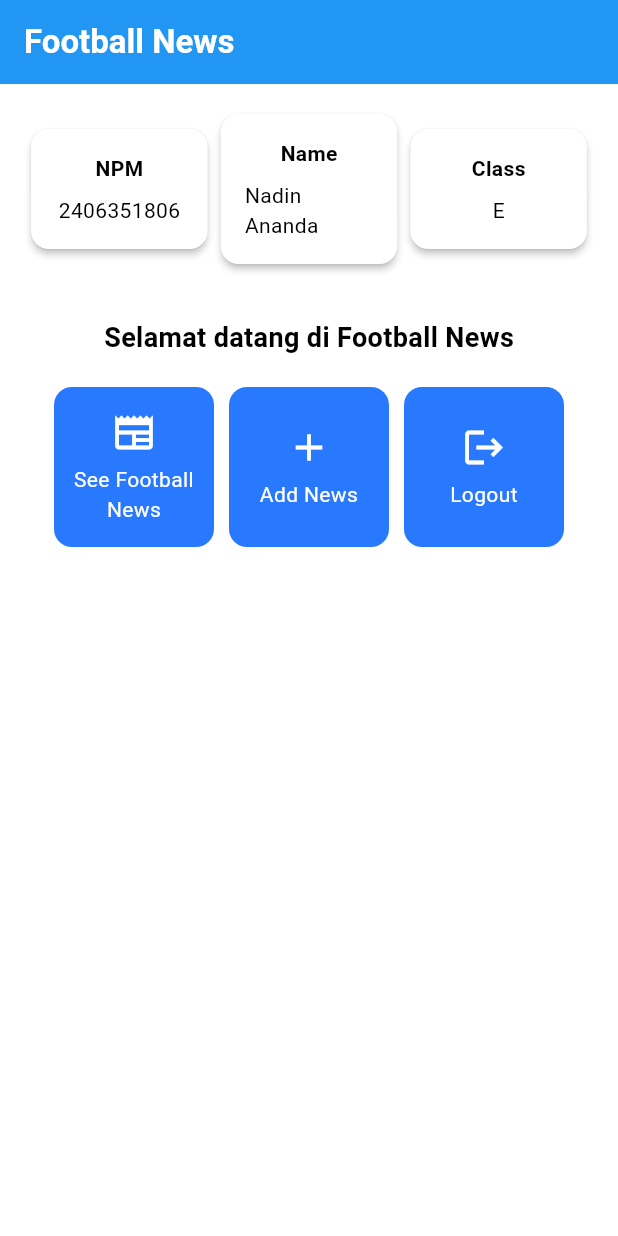
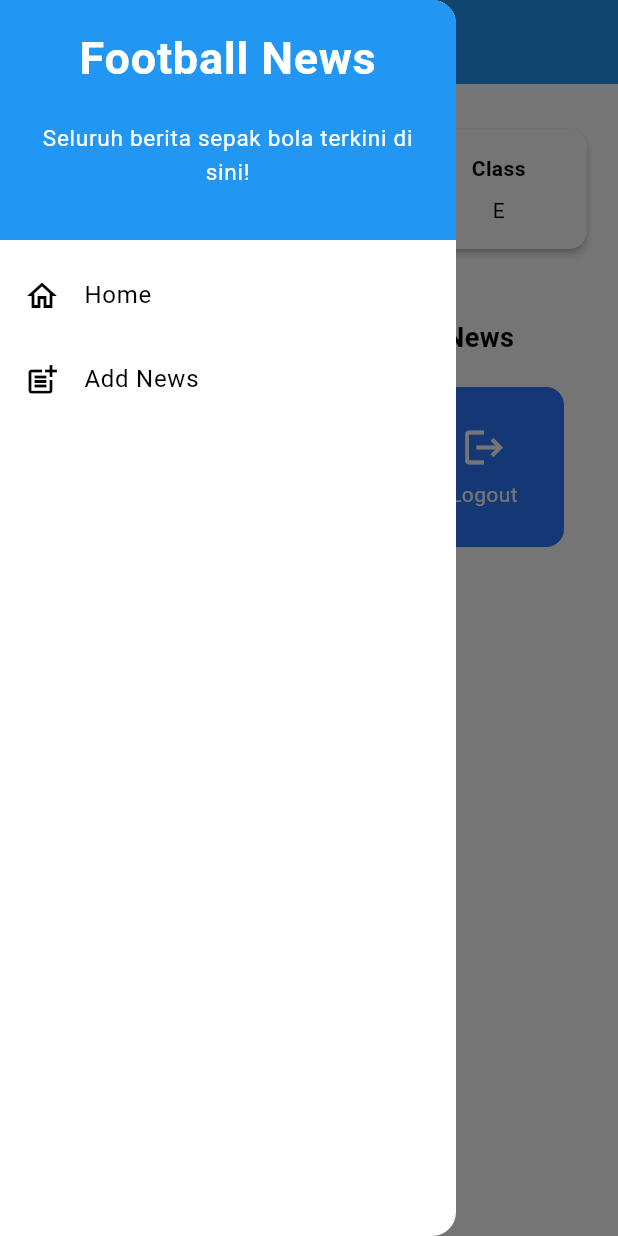
Before and after one commit to nadinananda/football-news-mobile, a Flutter app: the screen it shows after launch, with the side drawer open (before the commit the screen has no drawer), on a phone screen of 412 x 824 dp. Run offline on Flutter 3.47's test engine with Material 3 defaults, Android fonts, the phone set to English and light mode, and no system bars.

Commit message:
Complete Tutorial 7

```diff
--- a/lib/main.dart
+++ b/lib/main.dart
@@ -1,5 +1,5 @@
 import 'package:flutter/material.dart';
-import 'package:football_news/menu.dart';
+import 'package:football_news/screens/menu.dart';
 
 void main() {
   runApp(const MyApp());
--- a/lib/menu.dart
+++ b/lib/screens/menu.dart
@@ -1,4 +1,7 @@
 import 'package:flutter/material.dart';
+import 'package:football_news/screens/newslist_form.dart';
+import 'package:football_news/widgets/news_card.dart';
+import 'package:football_news/widgets/left_drawer.dart';
 
 class MyHomePage extends StatelessWidget {
   MyHomePage({super.key});
@@ -27,6 +30,7 @@ class MyHomePage extends StatelessWidget {
         // Warna latar belakang AppBar diambil dari skema warna tema aplikasi.
         backgroundColor: Theme.of(context).colorScheme.primary,
       ),
+      drawer: LeftDrawer(),
       // Body halaman dengan padding di sekelilingnya.
       body: Padding(
         padding: const EdgeInsets.all(16.0),
@@ -120,46 +124,3 @@ class ItemHomepage {
 
   ItemHomepage(this.name, this.icon);
 }
-
-class ItemCard extends StatelessWidget {
-  final ItemHomepage item;
-  const ItemCard(this.item, {super.key});
-
-  @override
-  Widget build(BuildContext context) {
-    return Material(
-      color: Theme.of(context).colorScheme.secondary,
-      borderRadius: BorderRadius.circular(12),
-
-      child: InkWell(
-        onTap: () {
-          ScaffoldMessenger.of(context)
-            ..hideCurrentSnackBar()
-            ..showSnackBar(
-              SnackBar(
-                content: Text("Kamu telah menekan tombol ${item.name}!"),
-              ),
-            );
-        },
-
-        child: Container(
-          padding: const EdgeInsets.all(8),
-          child: Center(
-            child: Column(
-              mainAxisAlignment: MainAxisAlignment.center,
-              children: [
-                Icon(item.icon, color: Colors.white, size: 30.0),
-                const Padding(padding: EdgeInsets.all(3)),
-                Text(
-                  item.name,
-                  textAlign: TextAlign.center,
-                  style: const TextStyle(color: Colors.white),
-                ),
-              ],
-            ),
-          ),
-        ),
-      ),
-    );
-  }
-}
--- /dev/null
+++ b/lib/widgets/left_drawer.dart
@@ -0,0 +1,73 @@
+import 'package:flutter/material.dart';
+import 'package:football_news/screens/menu.dart';
+import 'package:football_news/screens/newslist_form.dart';
+
+class LeftDrawer extends StatelessWidget {
+  const LeftDrawer({super.key});
+
+  @override
+  Widget build(BuildContext context) {
+    return Drawer(
+      child: ListView(
+        children: [
+          const DrawerHeader(
+            decoration: BoxDecoration(color: Colors.blue),
+            child: Column(
+              children: [
+                Text(
+                  "Football News",
+                  textAlign: TextAlign.center,
+                  style: TextStyle(
+                    fontSize: 30,
+                    fontWeight: FontWeight.bold,
+                    color: Colors.white,
+                  ),
+                ),
+                Padding(padding: EdgeInsets.all(10)),
+                Text(
+                  "Seluruh berita sepak bola terkini di sini!",
+                  textAlign: TextAlign.center,
+                  style: TextStyle(
+                    fontSize: 15,
+                    fontWeight: FontWeight.normal,
+                    color: Colors.white,
+                  ),
+                ),
+              ],
+            ),
+          ),
+          ListTile(
+            leading: const Icon(Icons.home_outlined),
+            title: const Text("Home"),
+            onTap: () {
+              Navigator.pushReplacement(
+                context,
+                MaterialPageRoute(builder: (context) => MyHomePage()),
+              );
+            },
+          ),
+          ListTile(
+            leading: const Icon(Icons.post_add),
+            title: const Text("Add News"),
+            onTap: () {
+              Navigator.pushReplacement(
+                context,
+                MaterialPageRoute(builder: (context) => const NewsFormPage()),
+              );
+            },
+          ),
+          // ListTile(
+          //   leading: const Icon(Icons.remove_red_eye_rounded),
+          //   title: const Text("Lihat Berita"),
+          //   onTap: () {
+          //     Navigator.pushReplacement(
+          //       context,
+          //       MaterialPageRoute(builder: (context) => const Placeholder()),
+          //     );
+          //   },
+          // ),
+        ],
+      ),
+    );
+  }
+}
--- /dev/null
+++ b/lib/widgets/news_card.dart
@@ -0,0 +1,53 @@
+import 'package:flutter/material.dart';
+import 'package:football_news/screens/menu.dart';
+import 'package:football_news/screens/newslist_form.dart';
+
+class ItemCard extends StatelessWidget {
+  final ItemHomepage item;
+  const ItemCard(this.item, {super.key});
+
+  @override
+  Widget build(BuildContext context) {
+    return Material(
+      color: Theme.of(context).colorScheme.secondary,
+      borderRadius: BorderRadius.circular(12),
+
+      child: InkWell(
+        onTap: () {
+          ScaffoldMessenger.of(context)
+            ..hideCurrentSnackBar()
+            ..showSnackBar(
+              SnackBar(
+                content: Text("Kamu telah menekan tombol ${item.name}!"),
+              ),
+            );
+
+          if (item.name == "Tambah Berita") {
+            Navigator.push(
+              context,
+              MaterialPageRoute(builder: (context) => NewsFormPage()),
+            );
+          }
+        },
+
+        child: Container(
+          padding: const EdgeInsets.all(8),
+          child: Center(
+            child: Column(
+              mainAxisAlignment: MainAxisAlignment.center,
+              children: [
+                Icon(item.icon, color: Colors.white, size: 30.0),
+                const Padding(padding: EdgeInsets.all(3)),
+                Text(
+                  item.name,
+                  textAlign: TextAlign.center,
+                  style: const TextStyle(color: Colors.white),
+                ),
+              ],
+            ),
+          ),
+        ),
+      ),
+    );
+  }
+}
```
Also changed, not shown: form_sample/analysis_options.yaml (added, +28 -0 lines), form_sample/lib/main.dart (added, +64 -0 lines), form_sample/pubspec.yaml (added, +89 -0 lines), lib/screens/newslist_form.dart (added, +204 -0 lines), form_sample/pubspec.lock (added), 124 other files.
